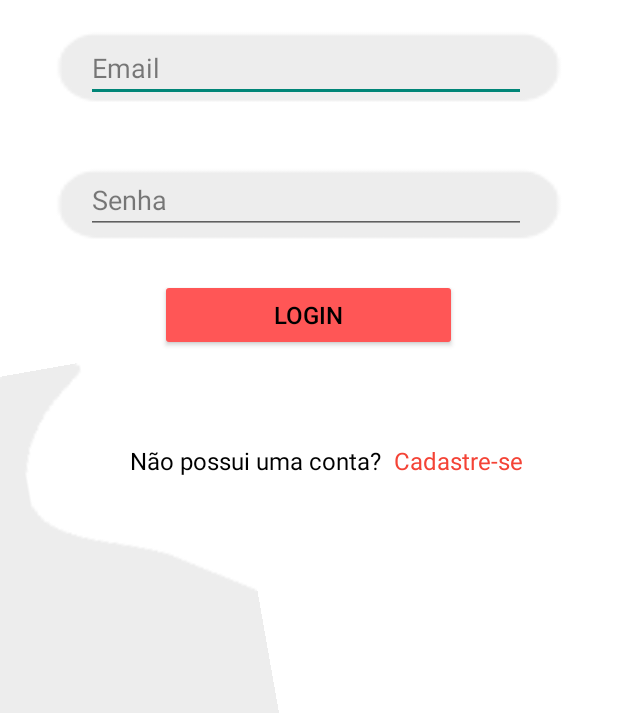
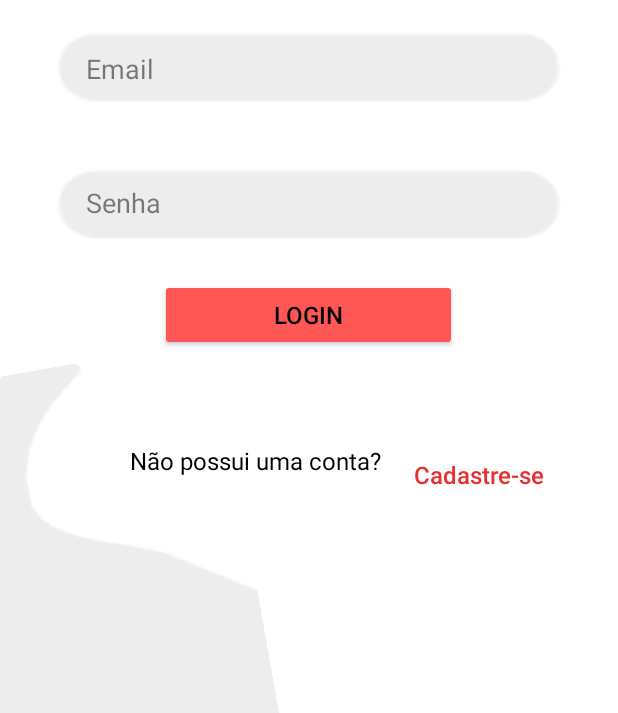
Before and after one commit to viniciusmartins1/meguie, an Android app: the screen it shows after launch (MainActivity), on a phone screen of 412 x 824 dp, the part 523-1236 px from its top. Run offline under Robolectric (Android 15) with nearby library versions, the phone set to English and light mode, and no system bars.

Commit message:
Adicionando Fluxo do Projeto

```diff
--- a/app/src/main/java/com/example/meguie/MainActivity.java
+++ b/app/src/main/java/com/example/meguie/MainActivity.java
@@ -9,11 +9,43 @@ import android.widget.Button;
 
 public class MainActivity extends AppCompatActivity {
 
+    Button btnTrocar, btnLogin;
+
     @Override
     protected void onCreate(Bundle savedInstanceState) {
         super.onCreate(savedInstanceState);
         setContentView(R.layout.activity_main);
 
+        Intent intentCadastro = new Intent(this, cadastro.class);
+        Intent intentLogin = new Intent(this, guias.class);
+
+        inicializarComponentes();
+        mudarTelaCadastro(intentCadastro);
+        fazerLogin(intentLogin);
+
+
+    }
+
+    private void mudarTelaCadastro(Intent intent) {
+        btnTrocar.setOnClickListener(new View.OnClickListener() {
+            @Override
+            public void onClick(View v) {
+                startActivity(intent);
+            }
+        });
+    }
+    private void fazerLogin(Intent intent) {
+        btnLogin.setOnClickListener(new View.OnClickListener() {
+            @Override
+            public void onClick(View v) {
+                startActivity(intent);
+            }
+        });
+    }
+
+    private void inicializarComponentes() {
+        btnTrocar = findViewById(R.id.btnTrocar);
+        btnLogin = findViewById(R.id.btnLogin);
     }
 
 }
--- a/app/src/main/res/layout/activity_main.xml
+++ b/app/src/main/res/layout/activity_main.xml
@@ -56,7 +56,7 @@
         app:srcCompat="@mipmap/flairgray" />
 
     <Button
-        android:id="@+id/button"
+        android:id="@+id/btnLogin"
         android:layout_width="198dp"
         android:layout_height="48dp"
         android:layout_marginStart="106dp"
@@ -108,23 +108,6 @@
         app:layout_constraintStart_toStartOf="parent"
         app:layout_constraintTop_toTopOf="parent" />
 
-    <TextView
-        android:id="@+id/textView3"
-        android:layout_width="173dp"
-        android:layout_height="47dp"
-        android:layout_marginStart="218dp"
-        android:layout_marginTop="598dp"
-        android:layout_marginEnd="20dp"
-        android:layout_marginBottom="86dp"
-        android:text="Cadastre-se"
-        android:textAlignment="center"
-        android:textColor="#F44336"
-        android:textSize="16sp"
-        app:layout_constraintBottom_toBottomOf="parent"
-        app:layout_constraintEnd_toEndOf="parent"
-        app:layout_constraintStart_toStartOf="parent"
-        app:layout_constraintTop_toTopOf="parent" />
-
     <ImageView
         android:id="@+id/imageView4"
         android:layout_width="313dp"
@@ -165,6 +148,7 @@
         android:layout_marginTop="326dp"
         android:layout_marginEnd="61dp"
         android:layout_marginBottom="361dp"
+        android:background="@null"
         android:ems="10"
         android:hint="Email"
         android:inputType="textEmailAddress"
@@ -184,6 +168,7 @@
         android:layout_marginTop="416dp"
         android:layout_marginEnd="61dp"
         android:layout_marginBottom="273dp"
+        android:background="@null"
         android:ems="10"
         android:hint="Senha"
         android:inputType="textPassword"
@@ -198,19 +183,24 @@
         tools:ignore="TouchTargetSizeCheck,SpeakableTextPresentCheck" />
 
     <Button
-        android:id="@+id/btnAcionarTelaCadastro"
-        android:layout_width="98dp"
-        android:layout_height="53dp"
-        android:layout_marginStart="253dp"
-        android:layout_marginTop="584dp"
-        android:layout_marginBottom="94dp"
-        android:layout_marginEnd="60dp"
-        android:backgroundTint="#00FFFFFF"
-        android:bufferType="normal"
-        android:visibility="invisible"
+        android:id="@+id/btnTrocar"
+        android:layout_width="wrap_content"
+        android:layout_height="wrap_content"
+        android:layout_marginStart="8dp"
+        android:layout_marginTop="8dp"
+        android:layout_marginEnd="8dp"
+        android:layout_marginBottom="8dp"
+        android:background="@null"
+        android:text="Cadastre-se"
+        android:textAllCaps="false"
+        android:textColor="#E82E2E"
+        android:textSize="16sp"
         app:layout_constraintBottom_toBottomOf="parent"
         app:layout_constraintEnd_toEndOf="parent"
+        app:layout_constraintHorizontal_bias="0.866"
         app:layout_constraintStart_toStartOf="parent"
-        app:layout_constraintTop_toTopOf="parent" />
+        app:layout_constraintTop_toTopOf="parent"
+        app:layout_constraintVertical_bias="0.833"
+        tools:ignore="MissingConstraints" />
 
 </androidx.constraintlayout.widget.ConstraintLayout>
```
Also changed, not shown: app/src/main/java/com/example/meguie/cadastro.java (+0 -15 lines), app/src/main/java/com/example/meguie/model/Cliente.java (deleted, +0 -55 lines), app/src/main/java/com/example/meguie/model/ClienteDAO.java (deleted, +0 -28 lines), app/src/main/java/com/example/meguie/model/Conexao.java (deleted, +0 -28 lines).
